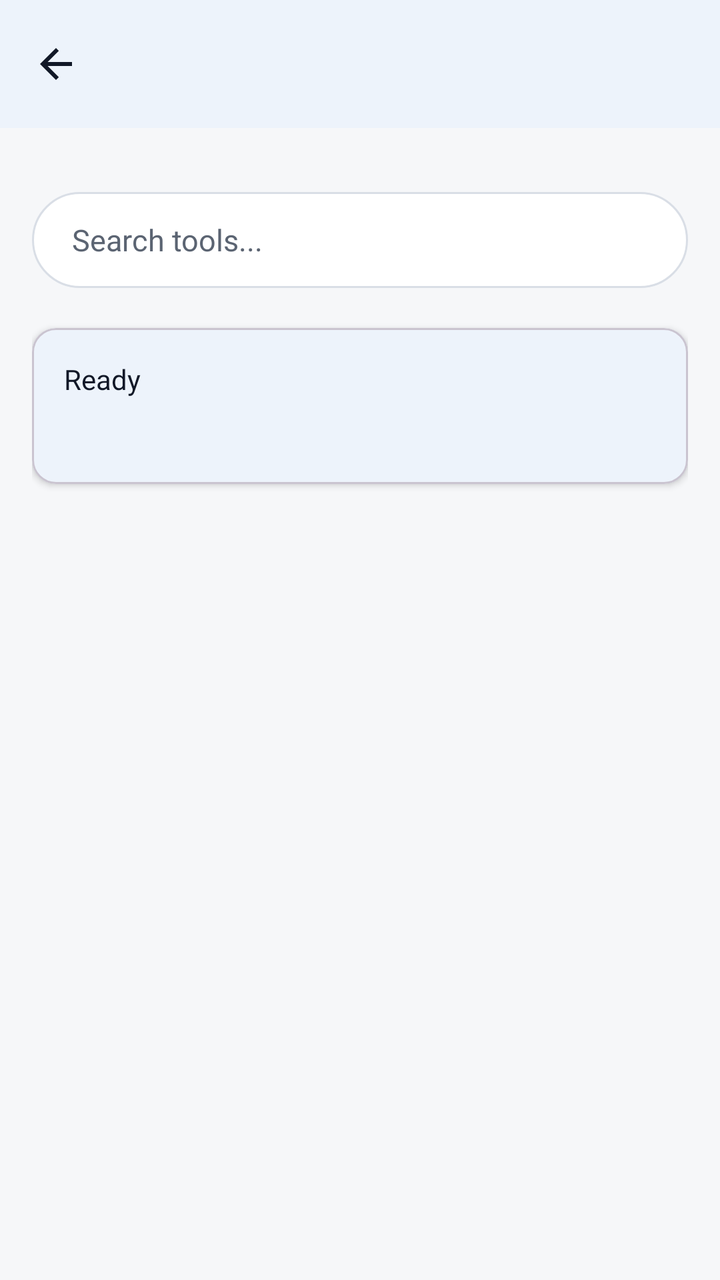
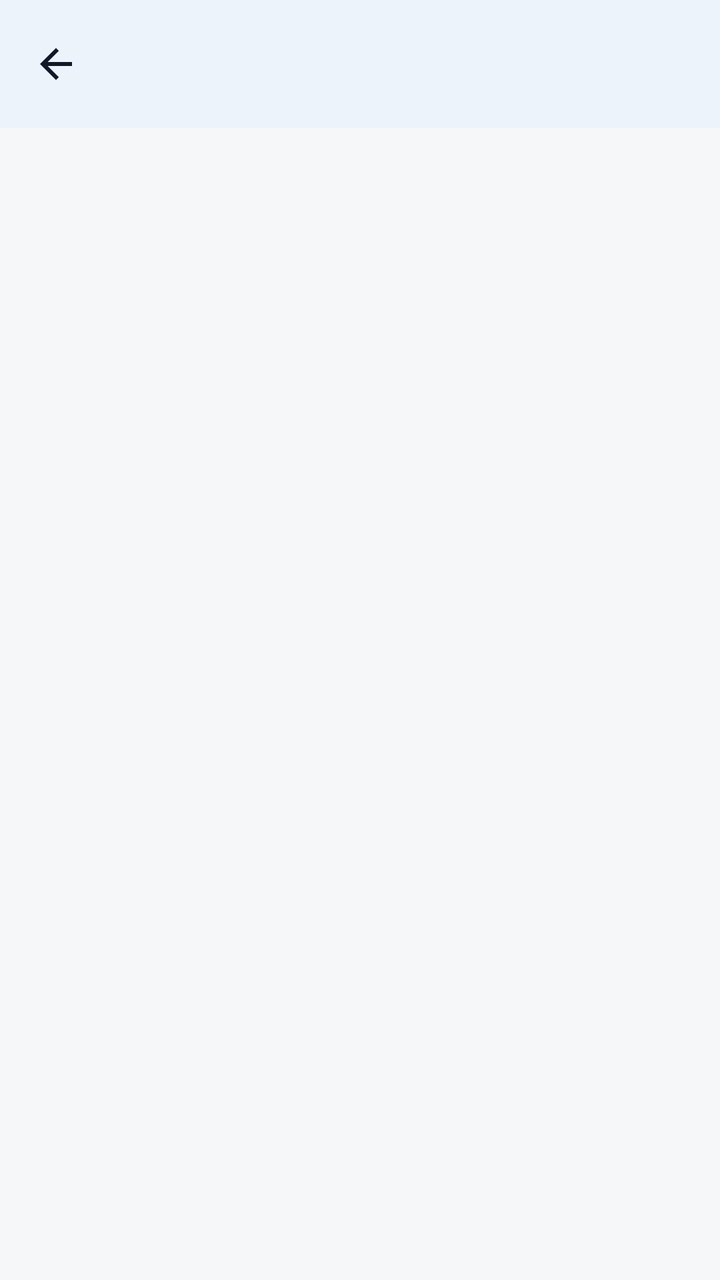

Screens rendered from an Android XML layout before and after an edit, with the pre-edit source and the edit as a unified diff.
<!-- AndroidManifest.xml: application theme Theme.Hakunaa -->
<!-- res/layout/activity_image_compress.xml -->
<?xml version="1.0" encoding="utf-8"?>
<LinearLayout xmlns:android="http://schemas.android.com/apk/res/android"
    xmlns:app="http://schemas.android.com/apk/res-auto"
    android:layout_width="match_parent"
    android:layout_height="match_parent"
    android:background="@color/hakunaa_background"
    android:orientation="vertical">

    <com.google.android.material.appbar.MaterialToolbar
        android:id="@+id/toolbar"
        android:layout_width="match_parent"
        android:layout_height="wrap_content"
        android:background="@color/hakunaa_surface"
        android:elevation="2dp"
        android:title="Image Tools"
        android:titleTextColor="@color/hakunaa_text"
        app:navigationIcon="@drawable/ic_arrow_back" />

    <ScrollView
        android:layout_width="match_parent"
        android:layout_height="match_parent"
        android:padding="16dp">

        <LinearLayout
            android:layout_width="match_parent"
            android:layout_height="wrap_content"
            android:orientation="vertical">

            <EditText
                android:id="@+id/etSearch"
                android:layout_width="match_parent"
                android:layout_height="48dp"
                android:layout_marginTop="16dp"
                android:background="@drawable/bg_search"
                android:hint="Search tools..."
                android:imeOptions="actionSearch"
                android:inputType="text"
                android:paddingStart="20dp"
                android:paddingEnd="20dp"
                android:textColor="@color/hakunaa_text"
                android:textColorHint="@color/hakunaa_text_secondary"
                android:textSize="15sp" />

            
            <LinearLayout
                android:id="@+id/toolsContainer"
                android:layout_width="match_parent"
                android:layout_height="wrap_content"
                android:layout_marginTop="8dp"
                android:orientation="vertical" />

            <com.google.android.material.card.MaterialCardView
                android:layout_width="match_parent"
                android:layout_height="wrap_content"
                android:layout_marginTop="12dp"
                android:layout_marginBottom="8dp"
                app:cardCornerRadius="12dp"
                app:cardElevation="2dp">

                <LinearLayout
                    android:layout_width="match_parent"
                    android:layout_height="wrap_content"
                    android:orientation="vertical"
                    android:padding="16dp">

                    <TextView
                        android:id="@+id/tvStatus"
                        android:layout_width="wrap_content"
                        android:layout_height="wrap_content"
                        android:text="@string/ready"
                        android:textColor="@color/hakunaa_text"
                        android:textSize="14sp" />

                    <TextView
                        android:id="@+id/tvResult"
                        android:layout_width="wrap_content"
                        android:layout_height="wrap_content"
                        android:layout_marginTop="8dp"
                        android:textColor="@color/hakunaa_success"
                        android:textSize="14sp" />
                </LinearLayout>
            </com.google.android.material.card.MaterialCardView>
        </LinearLayout>
    </ScrollView>
</LinearLayout>
<!-- resources referenced by this layout -->
<resources>
  <color name="hakunaa_background">#F6F7F9</color>
  <color name="hakunaa_success">#137333</color>
  <color name="hakunaa_surface">#FFFFFF</color>
  <color name="hakunaa_text">#111827</color>
  <color name="hakunaa_text_secondary">#5B6472</color>
  <!-- drawable bg_search (drawable) -->
  <?xml version="1.0" encoding="utf-8"?>
  <shape xmlns:android="http://schemas.android.com/apk/res/android"
      android:shape="rectangle">
      <solid android:color="#FFFFFF" />
      <stroke
          android:width="1dp"
          android:color="#D9DEE6" />
      <corners android:radius="24dp" />
  </shape>
  <!-- drawable ic_arrow_back (drawable) -->
  <vector xmlns:android="http://schemas.android.com/apk/res/android"
      android:width="24dp"
      android:height="24dp"
      android:viewportWidth="24"
      android:viewportHeight="24"
      android:tint="#111827">
      <path
          android:fillColor="#FF000000"
          android:pathData="M20,11H7.83l5.59,-5.59L12,4l-8,8 8,8 1.41,-1.41L7.83,13H20v-2z" />
  </vector>
  <string name="ready">Ready</string>
  <style name="Theme.Hakunaa" parent="Theme.Material3.Light.NoActionBar">
          <item name="colorPrimary">@color/hakunaa_primary</item>
          <item name="colorPrimaryDark">@color/hakunaa_primary_dark</item>
          <item name="colorOnPrimary">@color/hakunaa_on_primary</item>
          <item name="android:windowBackground">@color/hakunaa_background</item>
          <item name="colorSurface">@color/hakunaa_surface</item>
          <item name="android:textColorPrimary">@color/hakunaa_text</item>
          <item name="android:textColorSecondary">@color/hakunaa_text_secondary</item>
      </style>
  <color name="hakunaa_primary">#0B57D0</color>
  <color name="hakunaa_primary_dark">#0842A0</color>
  <color name="hakunaa_on_primary">#FFFFFF</color>
</resources>

<!-- the commit's change to res/layout/activity_image_compress.xml (unified diff, before → after) -->
@@ -19,67 +19,19 @@
     <ScrollView
         android:layout_width="match_parent"
         android:layout_height="match_parent"
-        android:padding="16dp">
+        android:padding="12dp">
 
         <LinearLayout
             android:layout_width="match_parent"
             android:layout_height="wrap_content"
             android:orientation="vertical">
 
-            <EditText
-                android:id="@+id/etSearch"
-                android:layout_width="match_parent"
-                android:layout_height="48dp"
-                android:layout_marginTop="16dp"
-                android:background="@drawable/bg_search"
-                android:hint="Search tools..."
-                android:imeOptions="actionSearch"
-                android:inputType="text"
-                android:paddingStart="20dp"
-                android:paddingEnd="20dp"
-                android:textColor="@color/hakunaa_text"
-                android:textColorHint="@color/hakunaa_text_secondary"
-                android:textSize="15sp" />
-
             
             <LinearLayout
                 android:id="@+id/toolsContainer"
                 android:layout_width="match_parent"
                 android:layout_height="wrap_content"
-                android:layout_marginTop="8dp"
                 android:orientation="vertical" />
-
-            <com.google.android.material.card.MaterialCardView
-                android:layout_width="match_parent"
-                android:layout_height="wrap_content"
-                android:layout_marginTop="12dp"
-                android:layout_marginBottom="8dp"
-                app:cardCornerRadius="12dp"
-                app:cardElevation="2dp">
-
-                <LinearLayout
-                    android:layout_width="match_parent"
-                    android:layout_height="wrap_content"
-                    android:orientation="vertical"
-                    android:padding="16dp">
-
-                    <TextView
-                        android:id="@+id/tvStatus"
-                        android:layout_width="wrap_content"
-                        android:layout_height="wrap_content"
-                        android:text="@string/ready"
-                        android:textColor="@color/hakunaa_text"
-                        android:textSize="14sp" />
-
-                    <TextView
-                        android:id="@+id/tvResult"
-                        android:layout_width="wrap_content"
-                        android:layout_height="wrap_content"
-                        android:layout_marginTop="8dp"
-                        android:textColor="@color/hakunaa_success"
-                        android:textSize="14sp" />
-                </LinearLayout>
-            </com.google.android.material.card.MaterialCardView>
         </LinearLayout>
     </ScrollView>
 </LinearLayout>
<!-- resource entries referenced after the edit -->
@@ -1,20 +1,9 @@
 <!-- resources referenced by this layout -->
 <resources>
   <color name="hakunaa_background">#F6F7F9</color>
-  <color name="hakunaa_success">#137333</color>
   <color name="hakunaa_surface">#FFFFFF</color>
   <color name="hakunaa_text">#111827</color>
   <color name="hakunaa_text_secondary">#5B6472</color>
-  <!-- drawable bg_search (drawable) -->
-  <?xml version="1.0" encoding="utf-8"?>
-  <shape xmlns:android="http://schemas.android.com/apk/res/android"
-      android:shape="rectangle">
-      <solid android:color="#FFFFFF" />
-      <stroke
-          android:width="1dp"
-          android:color="#D9DEE6" />
-      <corners android:radius="24dp" />
-  </shape>
   <!-- drawable ic_arrow_back (drawable) -->
   <vector xmlns:android="http://schemas.android.com/apk/res/android"
       android:width="24dp"
@@ -26,7 +15,6 @@
           android:fillColor="#FF000000"
           android:pathData="M20,11H7.83l5.59,-5.59L12,4l-8,8 8,8 1.41,-1.41L7.83,13H20v-2z" />
   </vector>
-  <string name="ready">Ready</string>
   <style name="Theme.Hakunaa" parent="Theme.Material3.Light.NoActionBar">
           <item name="colorPrimary">@color/hakunaa_primary</item>
           <item name="colorPrimaryDark">@color/hakunaa_primary_dark</item>
